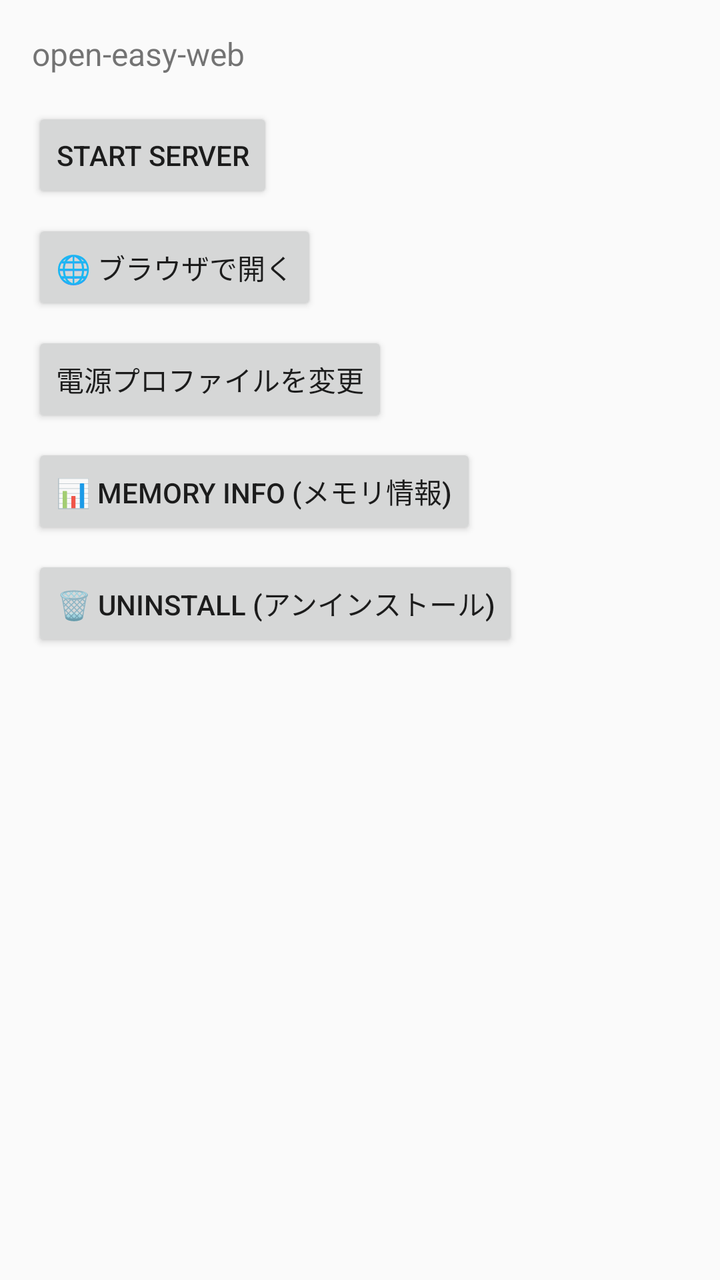
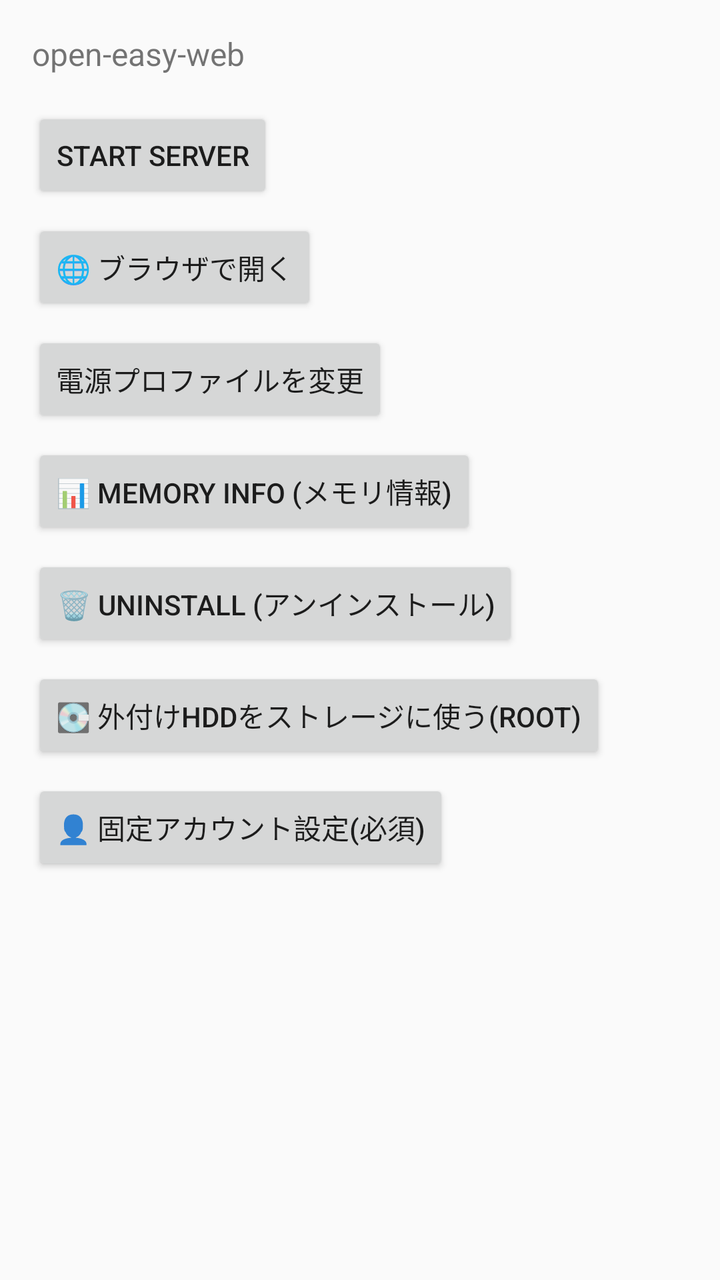

Before-and-after screenshots of an Android layout around one commit, followed by the original layout XML and the change that was made.
<!-- AndroidManifest.xml: application theme Theme.OpenEasyWeb -->
<!-- res/layout/activity_main.xml -->
<?xml version="1.0" encoding="utf-8"?>
<LinearLayout xmlns:android="http://schemas.android.com/apk/res/android"
    android:layout_width="match_parent"
    android:layout_height="match_parent"
    android:orientation="vertical"
    android:padding="16dp">

    <TextView
        android:id="@+id/statusText"
        android:layout_width="match_parent"
        android:layout_height="wrap_content"
        android:text="@string/app_name"
        android:textSize="16sp" />

    <Button
        android:id="@+id/startButton"
        android:layout_width="wrap_content"
        android:layout_height="wrap_content"
        android:layout_marginTop="16dp"
        android:text="Start server" />

    <Button
        android:id="@+id/openBrowserButton"
        android:layout_width="wrap_content"
        android:layout_height="wrap_content"
        android:layout_marginTop="8dp"
        android:text="@string/open_browser_button" />

    <Button
        android:id="@+id/changeProfileButton"
        android:layout_width="wrap_content"
        android:layout_height="wrap_content"
        android:layout_marginTop="8dp"
        android:text="@string/change_profile_button" />

    <Button
        android:id="@+id/memoryInfoButton"
        android:layout_width="wrap_content"
        android:layout_height="wrap_content"
        android:layout_marginTop="8dp"
        android:text="@string/memory_info_button" />

    <Button
        android:id="@+id/uninstallButton"
        android:layout_width="wrap_content"
        android:layout_height="wrap_content"
        android:layout_marginTop="8dp"
        android:text="@string/uninstall_button" />

    <ScrollView
        android:layout_width="match_parent"
        android:layout_height="0dp"
        android:layout_weight="1"
        android:layout_marginTop="16dp">

        <TextView
            android:id="@+id/logText"
            android:layout_width="match_parent"
            android:layout_height="wrap_content"
            android:fontFamily="monospace"
            android:textIsSelectable="true"
            android:textSize="11sp" />
    </ScrollView>

</LinearLayout>
<!-- resources referenced by this layout -->
<resources>
  <string name="app_name">open-easy-web</string>
  <string name="change_profile_button">電源プロファイルを変更</string>
  <string name="memory_info_button">📊 Memory info (メモリ情報)</string>
  <string name="open_browser_button">🌐 ブラウザで開く</string>
  <string name="uninstall_button">🗑️ Uninstall (アンインストール)</string>
  <style name="Theme.OpenEasyWeb" parent="Theme.AppCompat.DayNight.NoActionBar" />
</resources>

<!-- the commit's change to res/layout/activity_main.xml (unified diff, before → after) -->
@@ -47,6 +47,22 @@
         android:layout_marginTop="8dp"
         android:text="@string/uninstall_button" />
 
+    
+    <Button
+        android:id="@+id/externalStorageButton"
+        android:layout_width="wrap_content"
+        android:layout_height="wrap_content"
+        android:layout_marginTop="8dp"
+        android:text="@string/external_storage_button" />
+
+    
+    <Button
+        android:id="@+id/fixedAccountButton"
+        android:layout_width="wrap_content"
+        android:layout_height="wrap_content"
+        android:layout_marginTop="8dp"
+        android:text="@string/fixed_account_button" />
+
     <ScrollView
         android:layout_width="match_parent"
         android:layout_height="0dp"
<!-- resource entries referenced after the edit -->
@@ -2,6 +2,8 @@
 <resources>
   <string name="app_name">open-easy-web</string>
   <string name="change_profile_button">電源プロファイルを変更</string>
+  <string name="external_storage_button">💽 外付けHDDをストレージに使う(root)</string>
+  <string name="fixed_account_button">👤 固定アカウント設定(必須)</string>
   <string name="memory_info_button">📊 Memory info (メモリ情報)</string>
   <string name="open_browser_button">🌐 ブラウザで開く</string>
   <string name="uninstall_button">🗑️ Uninstall (アンインストール)</string>
